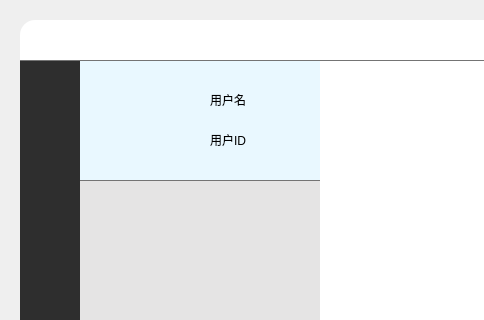
Above: Client/GUI/widget.ui from duangxin/EZChat before the change; both pictures show x 0 to 484 and y 0 to 320 of the 960 by 640 pixel window. Below: the same form after it.
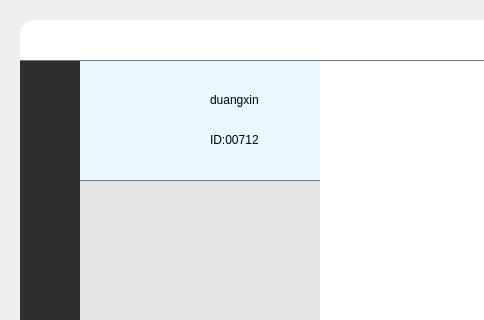
That is the form after the change. Icons and pictures are not drawn.

Patch:
```diff
--- a/Client/GUI/widget.ui
+++ b/Client/GUI/widget.ui
@@ -373,7 +373,7 @@
       </rect>
      </property>
      <property name="text">
-      <string>用户名</string>
+      <string>duangxin</string>
      </property>
     </widget>
     <widget class="QLabel" name="idLabel">
@@ -386,7 +386,7 @@
       </rect>
      </property>
      <property name="text">
-      <string>用户ID</string>
+      <string>ID:00712</string>
      </property>
     </widget>
    </widget>
```
Left out of the diff: 10 changed lines with no effect on the pictures.
